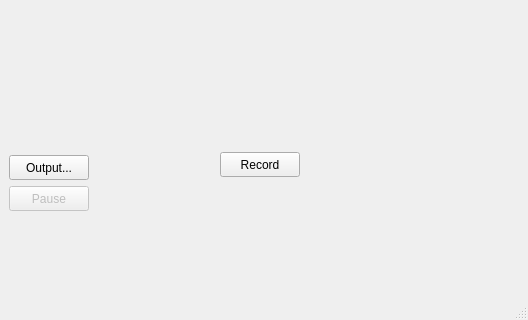
Old version of the form audiorecorder.ui in the repository ArthurFerreiraRodrigues/qt-audio-recorder; both pictures show x 0 to 528 and y 208 to 528 of the 528 by 528 pixel window.
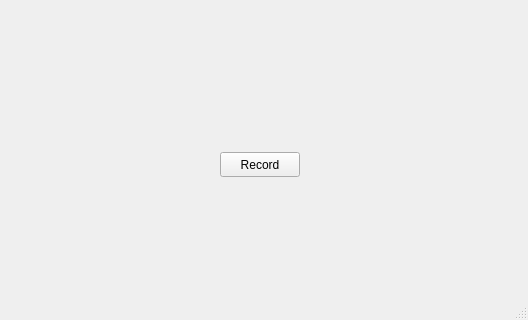
New version of the form.

Commit message: Lógica e UI de pause, output e level removidos

Diff of the .ui file:
```diff
--- a/audiorecorder.ui
+++ b/audiorecorder.ui
@@ -14,35 +14,6 @@
    <string>MainWindow</string>
   </property>
   <widget class="QWidget" name="centralwidget">
-   <widget class="QPushButton" name="outputButton">
-    <property name="geometry">
-     <rect>
-      <x>9</x>
-      <y>363</y>
-      <width>80</width>
-      <height>25</height>
-     </rect>
-    </property>
-    <property name="text">
-     <string>Output...</string>
-    </property>
-   </widget>
-   <widget class="QPushButton" name="pauseButton">
-    <property name="enabled">
-     <bool>false</bool>
-    </property>
-    <property name="geometry">
-     <rect>
-      <x>9</x>
-      <y>394</y>
-      <width>80</width>
-      <height>25</height>
-     </rect>
-    </property>
-    <property name="text">
-     <string>Pause</string>
-    </property>
-   </widget>
    <widget class="QPushButton" name="recordButton">
     <property name="geometry">
      <rect>
@@ -72,17 +43,6 @@
      <string/>
     </property>
    </widget>
-   <widget class="QWidget" name="">
-    <property name="geometry">
-     <rect>
-      <x>170</x>
-      <y>400</y>
-      <width>431</width>
-      <height>20</height>
-     </rect>
-    </property>
-    <layout class="QVBoxLayout" name="levelsLayout"/>
-   </widget>
    <zorder>gifLabel</zorder>
    <zorder>outputButton</zorder>
    <zorder>pauseButton</zorder>
```
Left out of the diff: 37 changed lines with no effect on the pictures. The commit also changes 3 other files.
